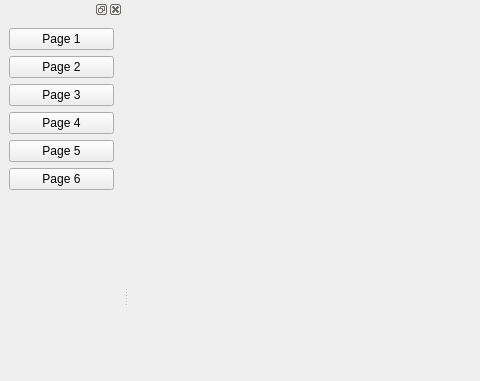
Before: the Qt Designer form pages/mainwindow.ui in Romaisaa/CV-Toolbox, drawn with Qt 5; both pictures show x 0 to 480 and y 0 to 381 of the 951 by 613 pixel window.
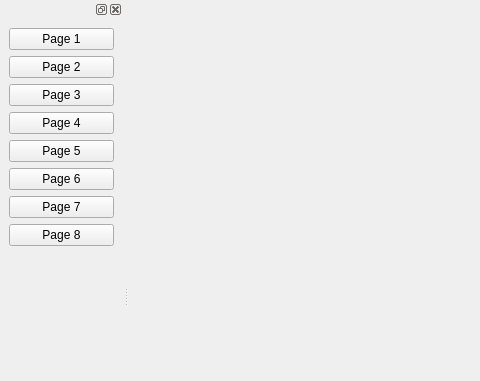
After: the same form once the commit is applied.

The edit to the form file:
```diff
--- a/pages/mainwindow.ui
+++ b/pages/mainwindow.ui
@@ -93,6 +93,20 @@
        </property>
       </widget>
      </item>
+     <item>
+      <widget class="QPushButton" name="pushButton_7">
+       <property name="text">
+        <string>Page 7</string>
+       </property>
+      </widget>
+     </item>
+     <item>
+      <widget class="QPushButton" name="pushButton_8">
+       <property name="text">
+        <string>Page 8</string>
+       </property>
+      </widget>
+     </item>
      <item>
       <spacer name="verticalSpacer">
        <property name="orientation">
```
